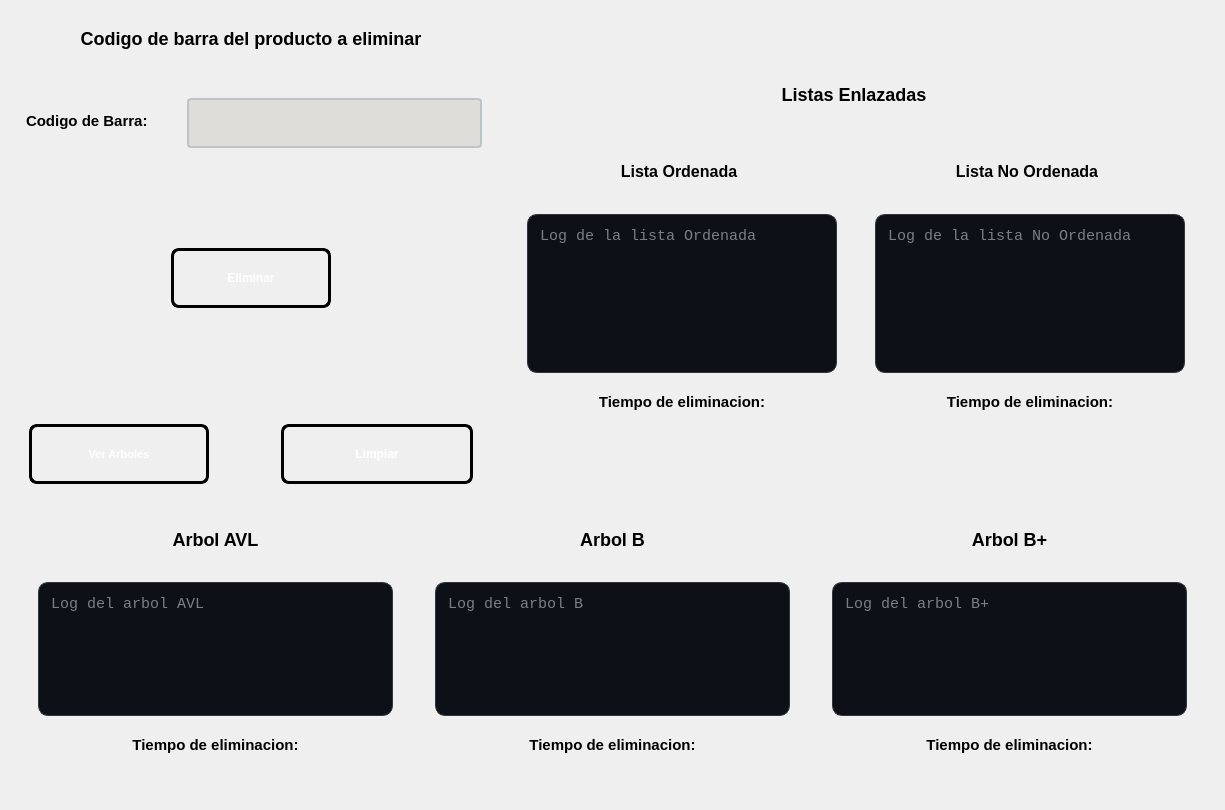
First picture: the form in ui/pantallaeliminarproducto.ui, repository pablo-mald03/Proyecto-No1-EDD, before the edit.
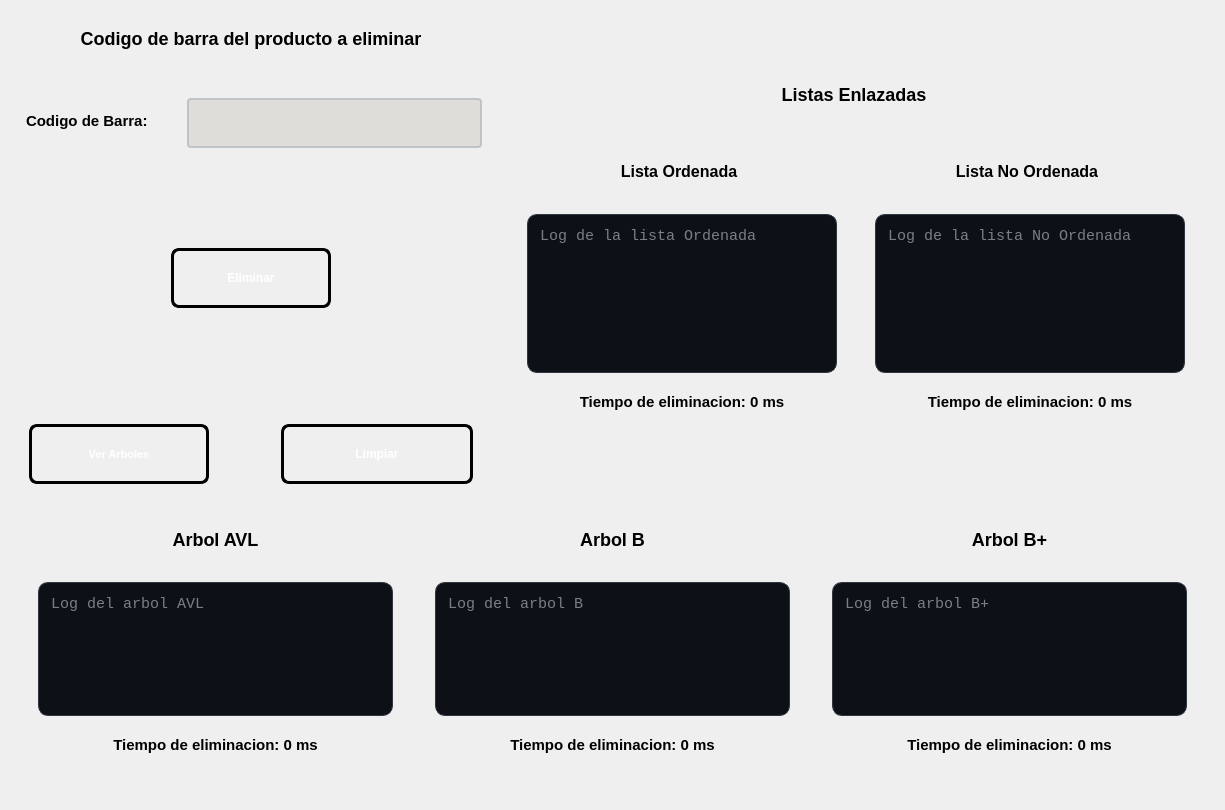
Second picture: the form after the edit.

```diff
--- a/ui/pantallaeliminarproducto.ui
+++ b/ui/pantallaeliminarproducto.ui
@@ -584,7 +584,7 @@
 </string>
                      </property>
                      <property name="text">
-                      <string>Tiempo de eliminacion:</string>
+                      <string>Tiempo de eliminacion: 0 ms</string>
                      </property>
                      <property name="alignment">
                       <set>Qt::AlignmentFlag::AlignCenter</set>
@@ -706,7 +706,7 @@
 </string>
                      </property>
                      <property name="text">
-                      <string>Tiempo de eliminacion:</string>
+                      <string>Tiempo de eliminacion: 0 ms</string>
                      </property>
                      <property name="alignment">
                       <set>Qt::AlignmentFlag::AlignCenter</set>
@@ -862,7 +862,7 @@
 </string>
               </property>
               <property name="text">
-               <string>Tiempo de eliminacion:</string>
+               <string>Tiempo de eliminacion: 0 ms</string>
               </property>
               <property name="alignment">
                <set>Qt::AlignmentFlag::AlignCenter</set>
@@ -990,7 +990,7 @@
 </string>
               </property>
               <property name="text">
-               <string>Tiempo de eliminacion:</string>
+               <string>Tiempo de eliminacion: 0 ms</string>
               </property>
               <property name="alignment">
                <set>Qt::AlignmentFlag::AlignCenter</set>
@@ -1118,7 +1118,7 @@
 </string>
               </property>
               <property name="text">
-               <string>Tiempo de eliminacion:</string>
+               <string>Tiempo de eliminacion: 0 ms</string>
               </property>
               <property name="alignment">
                <set>Qt::AlignmentFlag::AlignCenter</set>
```
